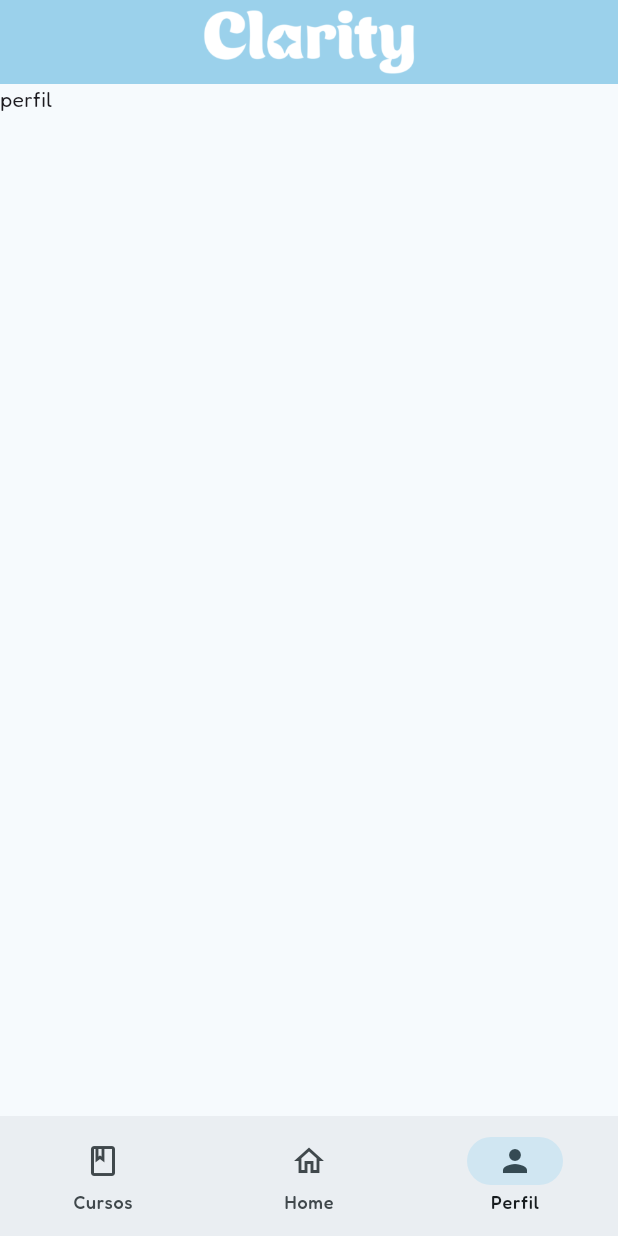
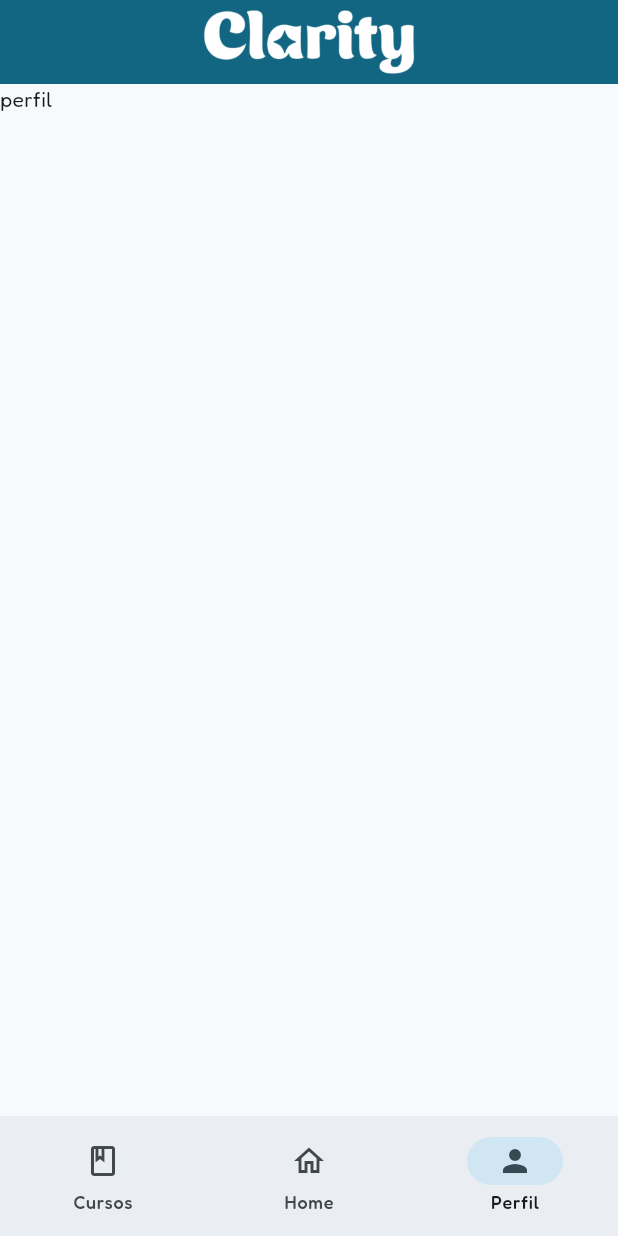
Before and after one commit to wnyyyy/clarity, a Flutter app: the MainScreen screen opened directly with empty values, item 3 of the bottom bar chosen, on a phone screen of 412 x 824 dp. Run offline on Flutter 3.47's test engine with Material 3 defaults, Android fonts, the light colour scheme and no system bars; our stand-ins replace equatable, flutter_bloc, go_router, google_fonts; missing offline and left inert: numerus.

Commit message:
Sp1 merge fixes

```diff
--- a/lib/config/themes.dart
+++ b/lib/config/themes.dart
@@ -2,41 +2,56 @@ import 'package:flutter/material.dart';
 import 'package:google_fonts/google_fonts.dart';
 
 class AppTheme {
-  static const Color appPrimaryColor = Color(0xFF9BD1EB);
-  static const Color appSecondaryColor = Color(0xFFF6F4F5);
+  static const Color _defaultPrimaryColor = Color(0xFF9BD1EB);
 
-  static final ThemeData lightTheme = ThemeData(
-    useMaterial3: true,
-    brightness: Brightness.light,
-    colorScheme: ColorScheme.fromSeed(
-      seedColor: appPrimaryColor,
-    ),
-    appBarTheme: const AppBarTheme(
-      backgroundColor: appPrimaryColor,
-      foregroundColor: appSecondaryColor,
-    ),
-    floatingActionButtonTheme: const FloatingActionButtonThemeData(
-      backgroundColor: appPrimaryColor,
-      foregroundColor: appSecondaryColor,
-    ),
-    textTheme: GoogleFonts.fredokaTextTheme(ThemeData.light().textTheme),
+  static ThemeData _createTheme(Color primaryColor, Brightness brightness) {
+    final ColorScheme colorScheme = ColorScheme.fromSeed(
+      seedColor: _defaultPrimaryColor,
+      brightness: brightness,
     );
 
-  static final ThemeData darkTheme = ThemeData(
+    return ThemeData(
       useMaterial3: true,
-    brightness: Brightness.dark,
-    colorScheme: ColorScheme.fromSeed(
-      seedColor: appPrimaryColor,
-      brightness: Brightness.dark,
+      colorScheme: colorScheme,
+      appBarTheme: AppBarTheme(
+        backgroundColor: colorScheme.primary,
+        foregroundColor: colorScheme.onPrimary,
       ),
-    appBarTheme: AppBarTheme(
-      backgroundColor: appPrimaryColor.withOpacity(0.2),
-      foregroundColor: appSecondaryColor,
+      floatingActionButtonTheme: FloatingActionButtonThemeData(
+        backgroundColor: colorScheme.primary,
+        foregroundColor: colorScheme.onPrimary,
       ),
-    floatingActionButtonTheme: const FloatingActionButtonThemeData(
-      backgroundColor: appPrimaryColor,
-      foregroundColor: appSecondaryColor,
+      textTheme: GoogleFonts.fredokaTextTheme(
+        brightness == Brightness.light
+            ? ThemeData.light().textTheme
+            : ThemeData.dark().textTheme,
       ),
-    textTheme: GoogleFonts.fredokaTextTheme(ThemeData.dark().textTheme),
     );
   }
+
+  static ThemeData light({Color primaryColor = _defaultPrimaryColor}) {
+    return _createTheme(primaryColor, Brightness.light);
+  }
+
+  static ThemeData dark({Color primaryColor = _defaultPrimaryColor}) {
+    return _createTheme(primaryColor, Brightness.dark);
+  }
+}
+
+class ThemeNotifier extends ChangeNotifier {
+  ThemeMode _themeMode = ThemeMode.system;
+  Color _primaryColor = AppTheme._defaultPrimaryColor;
+
+  ThemeMode get themeMode => _themeMode;
+  Color get primaryColor => _primaryColor;
+
+  void setThemeMode(ThemeMode mode) {
+    _themeMode = mode;
+    notifyListeners();
+  }
+
+  void setPrimaryColor(Color color) {
+    _primaryColor = color;
+    notifyListeners();
+  }
+}
--- a/lib/core/data/repositories/course_repository.dart
+++ b/lib/core/data/repositories/course_repository.dart
@@ -10,7 +10,7 @@ class CourseRepository implements ICourseRepository {
   Future<Set<Course>> getAllCourses() async {
     return <Course>{
       const Course(id: 1, name: 'Português', progress: 47, level: 2),
-      const Course(id: 2, name: 'Matematica', progress: 33, level: 1),
+      const Course(id: 2, name: 'Matemática', progress: 33, level: 1),
       const Course(id: 3, name: 'Química', progress: 28, level: 1),
     };
   }
--- a/lib/main.dart
+++ b/lib/main.dart
@@ -27,12 +27,14 @@ class ClarityApp extends StatelessWidget {
           update: (context, repository, previous) =>
               previous ?? CourseBloc(courseRepository: repository),
         ),
+        ChangeNotifierProvider(create: (_) => ThemeNotifier()),
       ],
       builder: (context, child) {
+        final themeNotifier = Provider.of<ThemeNotifier>(context);
         return MaterialApp.router(
           title: 'Clarity',
-          theme: AppTheme.lightTheme,
-          darkTheme: AppTheme.darkTheme,
+          theme: AppTheme.light(primaryColor: themeNotifier.primaryColor),
+          darkTheme: AppTheme.dark(primaryColor: themeNotifier.primaryColor),
           routerConfig: AppRouter.router,
         );
       },
--- a/lib/main_screen.dart
+++ b/lib/main_screen.dart
@@ -35,8 +35,9 @@ class MainScreen extends StatelessWidget {
     return Scaffold(
       appBar: AppBar(
         title: ColorFiltered(
-          colorFilter: const ColorFilter.mode(
-            Colors.white,
+          colorFilter: ColorFilter.mode(
+            Theme.of(context).appBarTheme.foregroundColor ??
+                Theme.of(context).colorScheme.onPrimary,
             BlendMode.srcIn,
           ),
           child: Image.asset(
@@ -45,7 +46,7 @@ class MainScreen extends StatelessWidget {
             fit: BoxFit.contain,
           ),
         ),
-        centerTitle: true, // Center the logo in the AppBar
+        centerTitle: true,
       ),
       body: child,
       bottomNavigationBar: NavigationBar(
```
Also changed, not shown: lib/features/courses/presentation/screens/course_list_screen.dart (+4 -11 lines), lib/features/courses/presentation/widgets/courses_list.dart (+8 -9 lines). Lines whose indentation alone changed are shown as unchanged.
